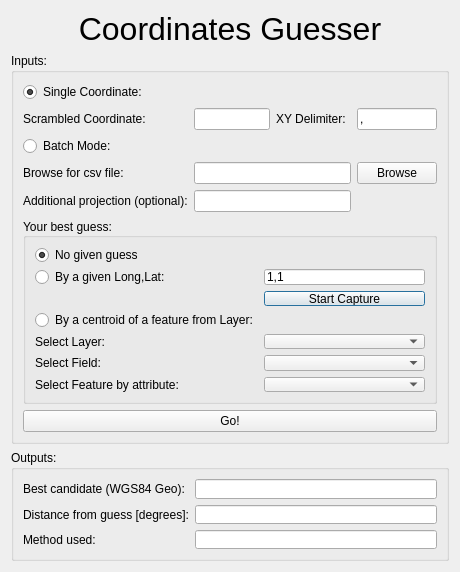
Qt form CoordGuesser_dialog_base.ui (jicrbuh/CoordinateGuesser) before a commit.
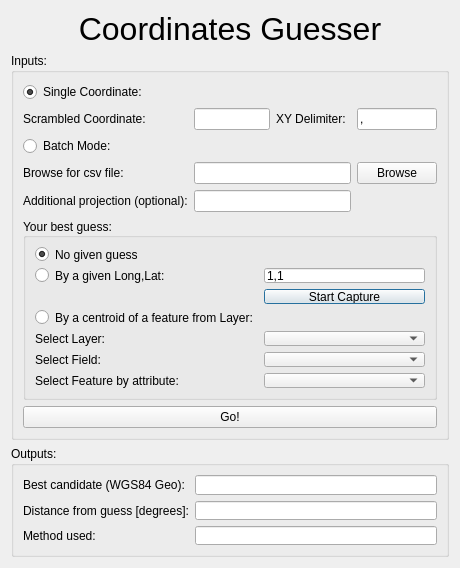
The same form after that commit.

Commit message: Layout fixed so now the window stretches correctly

Diff of the .ui file:
```diff
--- a/CoordGuesser_dialog_base.ui
+++ b/CoordGuesser_dialog_base.ui
@@ -7,7 +7,7 @@
     <x>0</x>
     <y>0</y>
     <width>460</width>
-    <height>572</height>
+    <height>568</height>
    </rect>
   </property>
   <property name="minimumSize">
@@ -43,7 +43,7 @@
      <property name="maximumSize">
       <size>
        <width>16777215</width>
-       <height>111</height>
+       <height>16777215</height>
       </size>
      </property>
      <property name="title">
@@ -111,8 +111,8 @@
     <widget class="QGroupBox" name="groupBox_inputs">
      <property name="sizePolicy">
       <sizepolicy hsizetype="Preferred" vsizetype="Expanding">
-       <horstretch>3</horstretch>
-       <verstretch>3</verstretch>
+       <horstretch>2</horstretch>
+       <verstretch>2</verstretch>
       </sizepolicy>
      </property>
      <property name="title">
@@ -122,7 +122,7 @@
       <item row="6" column="0" colspan="4">
        <widget class="QGroupBox" name="groupBox">
         <property name="sizePolicy">
-         <sizepolicy hsizetype="Expanding" vsizetype="Expanding">
+         <sizepolicy hsizetype="Preferred" vsizetype="Expanding">
           <horstretch>2</horstretch>
           <verstretch>2</verstretch>
          </sizepolicy>
```
